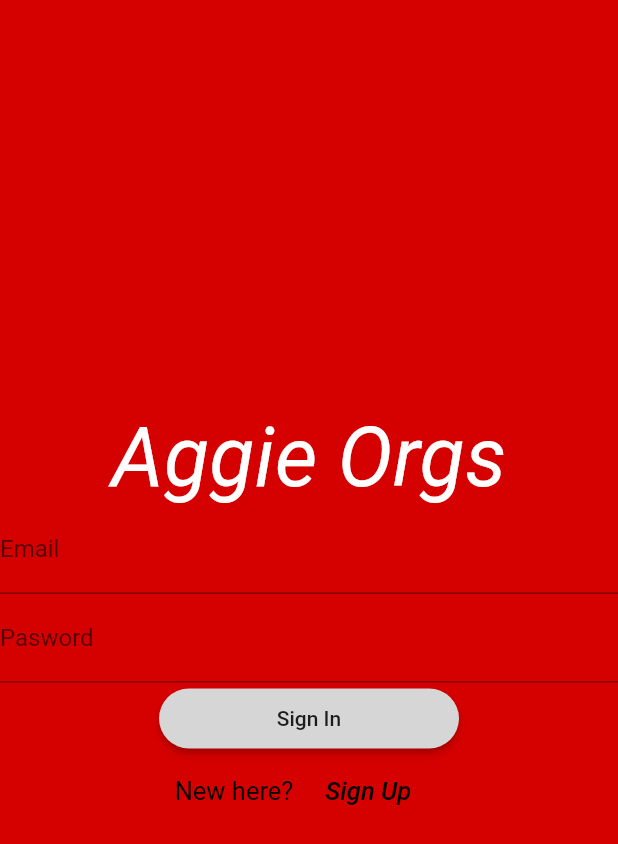
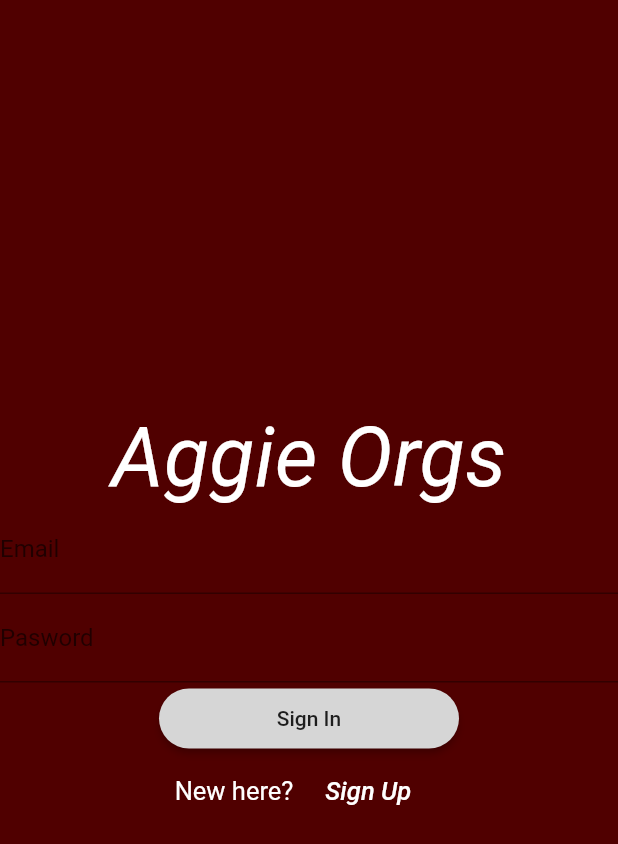
Before and after one commit to aggie-coding-club/Aggie-Involvement-Project, a Flutter app: the screen it shows after launch, on a phone screen of 412 x 824 dp. Shown: the top 844 px of the screen. Run offline on Flutter 3.47's test engine with Material 2 defaults, Android fonts, the phone set to English and light mode, and no system bars; our stand-ins replace cloud_firestore, firebase_auth; accounts and stored records are empty.

Commit message:
Text fixes

```diff
--- a/lib/Pages/login_page.dart
+++ b/lib/Pages/login_page.dart
@@ -21,7 +21,7 @@ class _LoginPageState extends State<LoginPage> {
       body : Form(
         key: _formKey,
         child: Container(
-          color: Colors.redAccent[700],
+          color: Color(0xff500000),
           child: Center(
             child: Column(
               mainAxisAlignment: MainAxisAlignment.center,
@@ -45,6 +45,9 @@ class _LoginPageState extends State<LoginPage> {
                     }
                   },
                   onSaved: (input) => _email = input,
+                  style: TextStyle(
+                    color: Colors.white
+                  ),
                   decoration: InputDecoration(
                     labelText: "Email"
                   ),
@@ -56,6 +59,9 @@ class _LoginPageState extends State<LoginPage> {
                       return "Please enter a longer password";
                     }
                   },
+                  style: TextStyle(
+                      color: Colors.white
+                  ),
                   onSaved: (input) => _password = input,
                   decoration: InputDecoration(
                       labelText: "Pasword"
@@ -79,7 +85,7 @@ class _LoginPageState extends State<LoginPage> {
                         text: TextSpan(
                           text: "New here?",
                           style: TextStyle(
-                            color: Color.fromRGBO(0, 0, 0, 1.0),
+                            color: Colors.white,
                             fontSize: 17
                           ),
                         ),
@@ -95,7 +101,7 @@ class _LoginPageState extends State<LoginPage> {
                           text: TextSpan(
                             text: "Sign Up",
                             style: TextStyle(
-                              color: Color.fromRGBO(0, 0, 0, 1.0),
+                              color: Colors.white,
                               fontSize: 17,
                               fontStyle: FontStyle.italic,
                               fontWeight: FontWeight.w500
```
Also changed, not shown: pubspec.lock.
